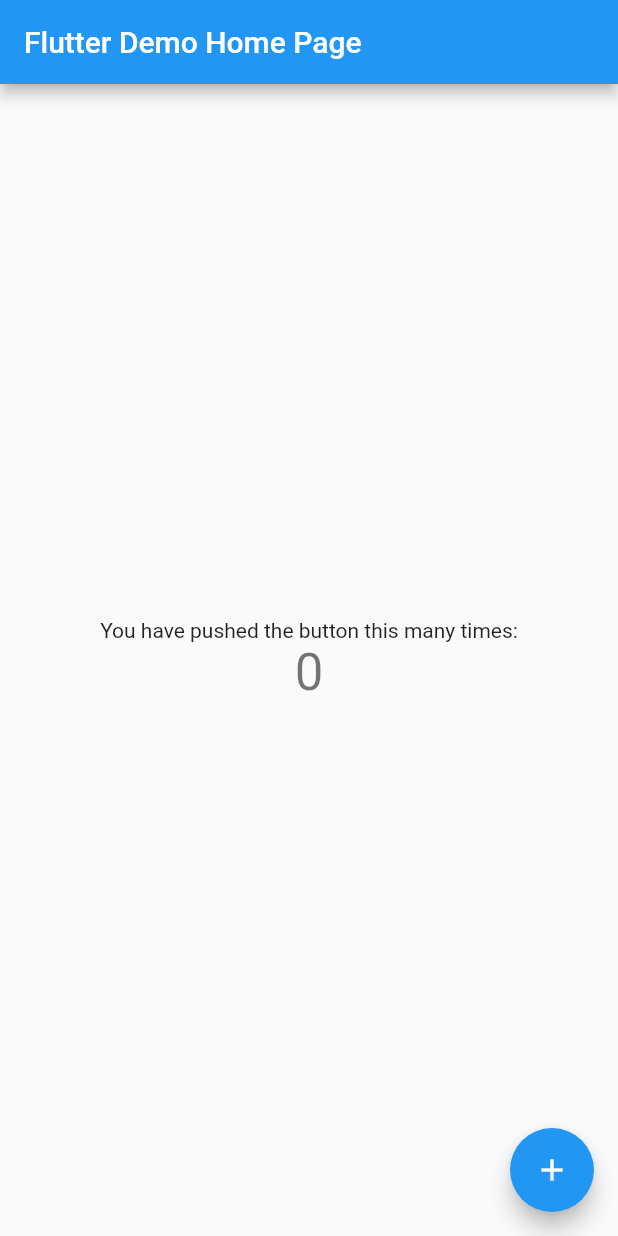
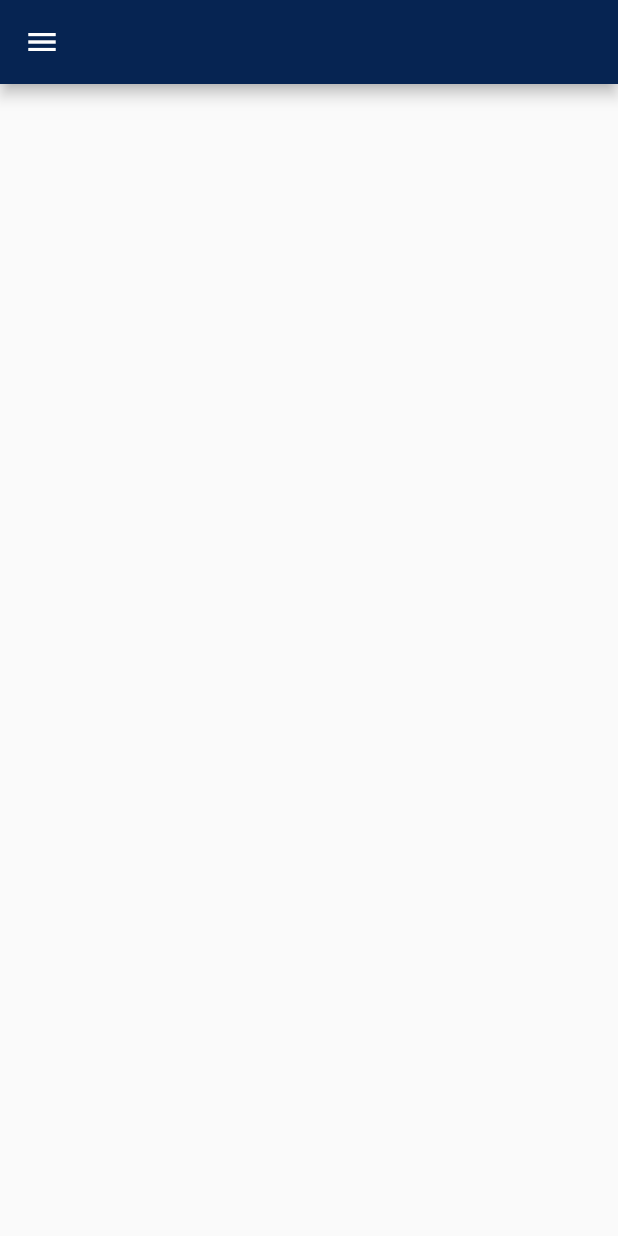
Before and after one commit to UI-Team11/blog_platform_app, a Flutter app: the screen it shows after launch, on a phone screen of 412 x 824 dp. Run offline on Flutter 3.47's test engine with Material 2 defaults, Android fonts, the light colour scheme and no system bars.

Commit message:
Custom Color Theme Added
Added a file with the color theme for the app and created the menu view which will contain the navigation logic for the app (aka app bar, menu drawer,  and search bar).

```diff
--- /dev/null
+++ b/lib/custom_theme.dart
@@ -0,0 +1,46 @@
+import 'package:flutter/material.dart';
+
+// Primary Color Theme
+
+const int primaryColor = 0xFF062452;
+const int primaryColorLight = 0xFF003A66;
+const int primaryColorDark = 0xFF00153b;
+const int backgroundColor = 0xFFB7D6E6;
+
+const MaterialColor blueNavy = MaterialColor(
+  primaryColor,
+  <int, Color>{
+    50: Color(0xFFE2EFF4),
+    100: Color(0xFFB7D6E6), // Background Color
+    200: Color(0xFF8DBDD6),
+    300: Color(0xFF4B92BB),
+    400: Color(0xFF2675A6),
+    500: Color(0xFF0F5585),
+    600: Color(0xFF003A66), // Primary Color Light
+    700: Color(0xFF0E2C5E),
+    800: Color(0xFF062452), // Primary Color
+    900: Color(0xFF00153b), // Primary Color Dark
+  },
+);
+
+// Secondary Color Theme
+
+const int secondaryColor = 0xFF394D5C;
+const int secondaryColorLight = 0xFF476072;
+const int secondaryColorDark = 0xFF273844;
+
+const MaterialColor blueGrey = MaterialColor(
+  secondaryColor,
+  <int, Color>{
+    50: Color(0xFFE8F1FA),
+    100: Color(0xFFCCDBE6),
+    200: Color(0xFFAFC2D1),
+    300: Color(0xFF92A9BC),
+    400: Color(0xFF7B96AB),
+    500: Color(0xFF64839B),
+    600: Color(0xFF577489),
+    700: Color(0xFF476072), // Primary Color Light
+    800: Color(0xFF394D5C), // Primary Color
+    900: Color(0xFF273844), // Primary Color Dark
+  },
+);
--- a/lib/main.dart
+++ b/lib/main.dart
@@ -1,4 +1,6 @@
+import 'package:blog_platform_app/main_menu_view.dart';
 import 'package:flutter/material.dart';
+import 'custom_theme.dart';
 
 void main() {
   runApp(const MyApp());
@@ -13,103 +15,11 @@
     return MaterialApp(
       title: 'Flutter Demo',
       theme: ThemeData(
-        // This is the theme of your application.
-        //
-        // Try running your application with "flutter run". You'll see the
-        // application has a blue toolbar. Then, without quitting the app, try
-        // changing the primarySwatch below to Colors.green and then invoke
-        // "hot reload" (press "r" in the console where you ran "flutter run",
-        // or simply save your changes to "hot reload" in a Flutter IDE).
-        // Notice that the counter didn't reset back to zero; the application
-        // is not restarted.
-        primarySwatch: Colors.blue,
+        colorScheme: ColorScheme.fromSwatch(
+          primarySwatch: blueNavy,
+        ),
       ),
-      home: const MyHomePage(title: 'Flutter Demo Home Page'),
+      home: const MainMenuView(),
     );
   }
 }
-
-class MyHomePage extends StatefulWidget {
-  const MyHomePage({Key? key, required this.title}) : super(key: key);
-
-  // This widget is the home page of your application. It is stateful, meaning
-  // that it has a State object (defined below) that contains fields that affect
-  // how it looks.
-
-  // This class is the configuration for the state. It holds the values (in this
-  // case the title) provided by the parent (in this case the App widget) and
-  // used by the build method of the State. Fields in a Widget subclass are
-  // always marked "final".
-
-  final String title;
-
-  @override
-  State<MyHomePage> createState() => _MyHomePageState();
-}
-
-class _MyHomePageState extends State<MyHomePage> {
-  int _counter = 0;
-
-  void _incrementCounter() {
-    setState(() {
-      // This call to setState tells the Flutter framework that something has
-      // changed in this State, which causes it to rerun the build method below
-      // so that the display can reflect the updated values. If we changed
-      // _counter without calling setState(), then the build method would not be
-      // called again, and so nothing would appear to happen.
-      _counter++;
-    });
-  }
-
-  @override
-  Widget build(BuildContext context) {
-    // This method is rerun every time setState is called, for instance as done
-    // by the _incrementCounter method above.
-    //
-    // The Flutter framework has been optimized to make rerunning build methods
-    // fast, so that you can just rebuild anything that needs updating rather
-    // than having to individually change instances of widgets.
-    return Scaffold(
-      appBar: AppBar(
-        // Here we take the value from the MyHomePage object that was created by
-        // the App.build method, and use it to set our appbar title.
-        title: Text(widget.title),
-      ),
-      body: Center(
-        // Center is a layout widget. It takes a single child and positions it
-        // in the middle of the parent.
-        child: Column(
-          // Column is also a layout widget. It takes a list of children and
-          // arranges them vertically. By default, it sizes itself to fit its
-          // children horizontally, and tries to be as tall as its parent.
-          //
-          // Invoke "debug painting" (press "p" in the console, choose the
-          // "Toggle Debug Paint" action from the Flutter Inspector in Android
-          // Studio, or the "Toggle Debug Paint" command in Visual Studio Code)
-          // to see the wireframe for each widget.
-          //
-          // Column has various properties to control how it sizes itself and
-          // how it positions its children. Here we use mainAxisAlignment to
-          // center the children vertically; the main axis here is the vertical
-          // axis because Columns are vertical (the cross axis would be
-          // horizontal).
-          mainAxisAlignment: MainAxisAlignment.center,
-          children: <Widget>[
-            const Text(
-              'You have pushed the button this many times:',
-            ),
-            Text(
-              '$_counter',
-              style: Theme.of(context).textTheme.headline4,
-            ),
-          ],
-        ),
-      ),
-      floatingActionButton: FloatingActionButton(
-        onPressed: _incrementCounter,
-        tooltip: 'Increment',
-        child: const Icon(Icons.add),
-      ), // This trailing comma makes auto-formatting nicer for build methods.
-    );
-  }
-}
--- /dev/null
+++ b/lib/main_menu_view.dart
@@ -0,0 +1,18 @@
+import 'package:flutter/material.dart';
+
+class MainMenuView extends StatefulWidget {
+  const MainMenuView({Key? key}) : super(key: key);
+
+  @override
+  State<MainMenuView> createState() => _MainMenuViewState();
+}
+
+class _MainMenuViewState extends State<MainMenuView> {
+  @override
+  Widget build(BuildContext context) {
+    return Scaffold(
+      appBar: AppBar(),
+      drawer: const Drawer(),
+    );
+  }
+}
```
